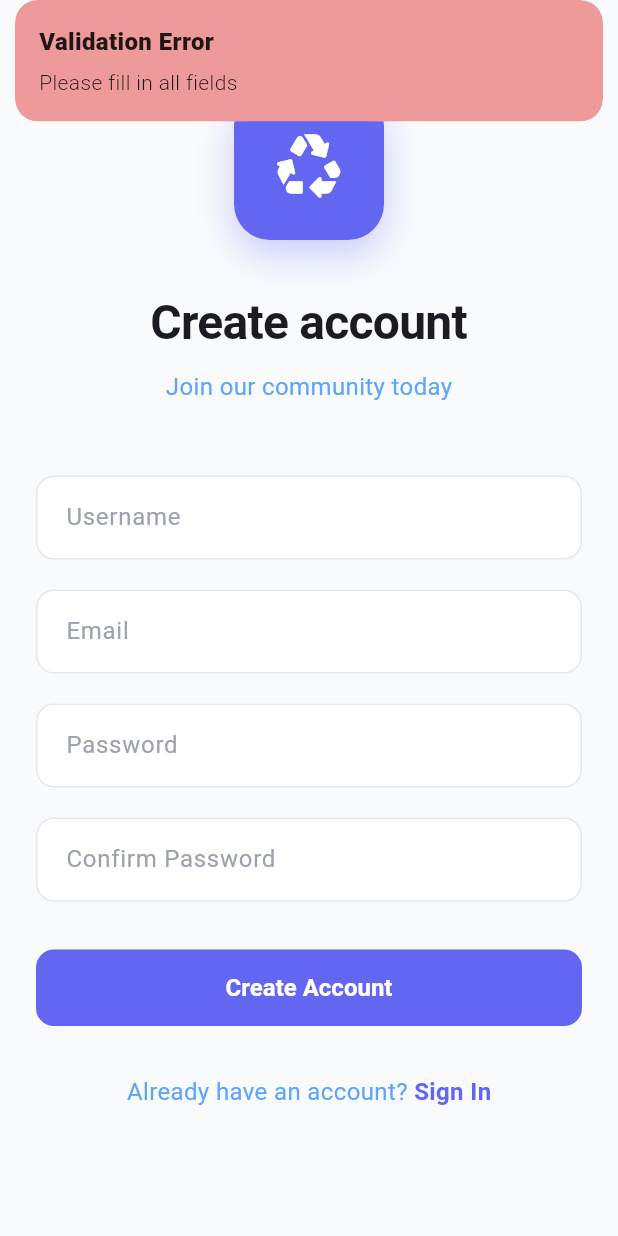
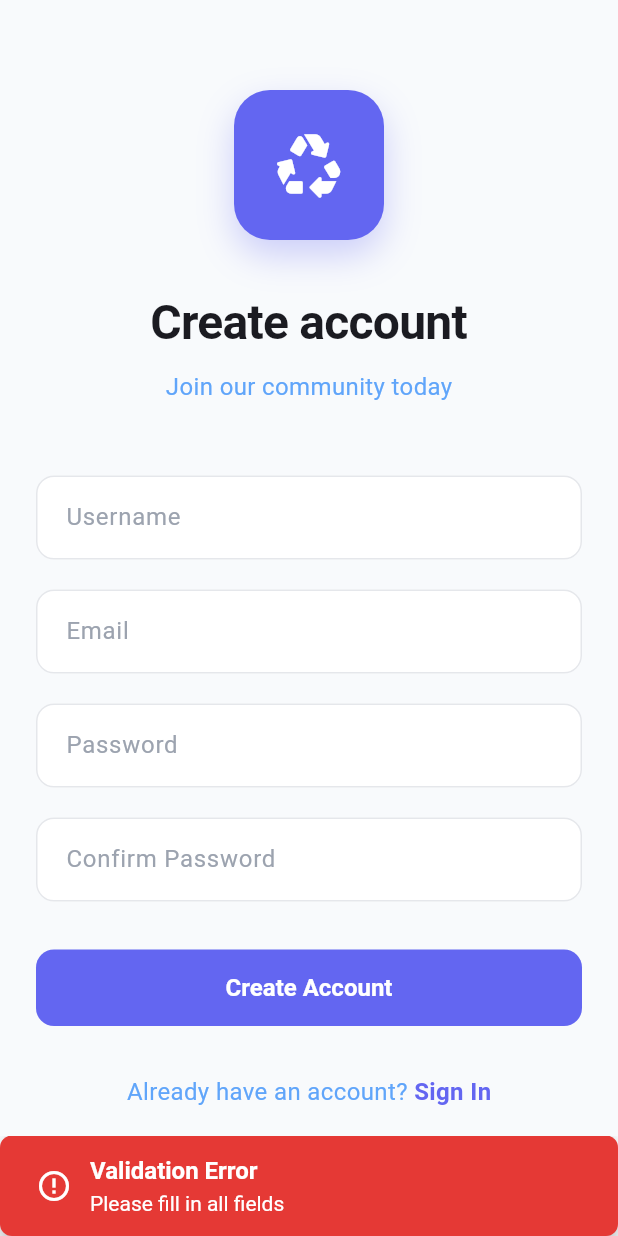
Before and after one commit to AliAhmed-004/upnext-frontend, a Flutter app: the SignUpPage screen opened by its route, after a tap on "Create Account", on a phone screen of 412 x 824 dp. Run offline on Flutter 3.47's test engine with Material 3 defaults, Android fonts, the phone set to English and light mode, and no system bars; our stand-ins replace cloud_firestore, firebase_auth, firebase_core, flutter_map, geocoding, geolocator and 3 more; accounts and stored records are empty; generated files the repository leaves out were written again.

Commit message:
Replaced all Get snackbars

```diff
--- /dev/null
+++ b/lib/components/custom_snackbar.dart
@@ -0,0 +1,70 @@
+import 'package:flutter/material.dart';
+
+enum SnackbarType { error, success, warning, info }
+
+class CustomSnackbar {
+  static SnackBar show({
+    required String title,
+    required String message,
+    SnackbarType type = SnackbarType.info,
+    Duration duration = const Duration(seconds: 3),
+  }) {
+    Color backgroundColor;
+    IconData icon;
+
+    switch (type) {
+      case SnackbarType.error:
+        backgroundColor = Colors.red.shade600;
+        icon = Icons.error_outline;
+        break;
+      case SnackbarType.success:
+        backgroundColor = Colors.green.shade600;
+        icon = Icons.check_circle_outline;
+        break;
+      case SnackbarType.warning:
+        backgroundColor = Colors.orange.shade600;
+        icon = Icons.warning_amber_outlined;
+        break;
+      case SnackbarType.info:
+        backgroundColor = Colors.blue.shade600;
+        icon = Icons.info_outline;
+        break;
+    }
+
+    return SnackBar(
+      content: Row(
+        children: [
+          Icon(icon, color: Colors.white),
+          const SizedBox(width: 12),
+          Expanded(
+            child: Column(
+              crossAxisAlignment: CrossAxisAlignment.start,
+              mainAxisSize: MainAxisSize.min,
+              children: [
+                Text(
+                  title,
+                  style: const TextStyle(
+                    fontWeight: FontWeight.bold,
+                    fontSize: 16,
+                    color: Colors.white,
+                  ),
+                ),
+                const SizedBox(height: 4),
+                Text(
+                  message,
+                  style: const TextStyle(color: Colors.white),
+                ),
+              ],
+            ),
+          ),
+        ],
+      ),
+      backgroundColor: backgroundColor,
+      behavior: SnackBarBehavior.fixed,
+      shape: RoundedRectangleBorder(
+        borderRadius: BorderRadius.circular(8),
+      ),
+      duration: duration,
+    );
+  }
+}
--- a/lib/pages/sign_up_page.dart
+++ b/lib/pages/sign_up_page.dart
@@ -3,6 +3,7 @@ import 'package:get/get.dart';
 import 'package:upnext/services/auth_service.dart';
 
 import '../components/custom_button.dart';
+import '../components/custom_snackbar.dart';
 import '../components/custom_textfield.dart';
 
 class SignUpPage extends StatefulWidget {
@@ -38,29 +39,35 @@ class _SignUpPageState extends State<SignUpPage> {
         email.isEmpty ||
         password.isEmpty ||
         confirmPassword.isEmpty) {
-      Get.snackbar(
-        'Validation Error',
-        'Please fill in all fields',
-        backgroundColor: Colors.red[200],
-      );
+            ScaffoldMessenger.of(context).showSnackBar(
+          CustomSnackbar.show(
+            title: 'Validation Error',
+            message: 'Please fill in all fields',
+            type: SnackbarType.error,
+          ),
+        );
       return;
     }
 
     if (!email.contains('@')) {
-      Get.snackbar(
-        'Validation Error',
-        'Please enter a valid email address',
-        backgroundColor: Colors.red[200],
-      );
+        ScaffoldMessenger.of(context).showSnackBar(
+          CustomSnackbar.show(
+            title: 'Validation Error',
+            message: 'Please enter a valid email address',
+            type: SnackbarType.error,
+          ),
+        );
       return;
     }
 
     if (password != confirmPassword) {
-      Get.snackbar(
-        'Validation Error',
-        'Passwords do not match',
-        backgroundColor: Colors.red[200],
-      );
+      ScaffoldMessenger.of(context).showSnackBar(
+          CustomSnackbar.show(
+            title: 'Validation Error',
+            message: 'Passwords do not match',
+            type: SnackbarType.error,
+          ),
+        );
       return;
     }
 
@@ -79,10 +86,12 @@ class _SignUpPageState extends State<SignUpPage> {
       final message = response['message'];
 
       if (status != 'success') {
-        Get.snackbar(
-          'Sign Up Failed',
-          '$message',
-          backgroundColor: Colors.red[200],
+        ScaffoldMessenger.of(context).showSnackBar(
+          CustomSnackbar.show(
+            title: 'Sign Up Failed',
+            message: message,
+            type: SnackbarType.error,
+          ),
         );
         return;
       }
```
Also changed, not shown: lib/pages/create_listing_page.dart (+13 -8 lines), lib/pages/item_location_picker_page.dart (+22 -12 lines), lib/pages/login_page.dart (+20 -13 lines), lib/pages/profile_page.dart (+35 -20 lines).
